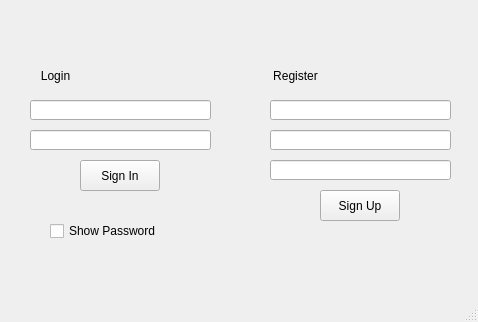
First picture: the form in login.ui, repository FRESH00L/ChatApp, before the edit.
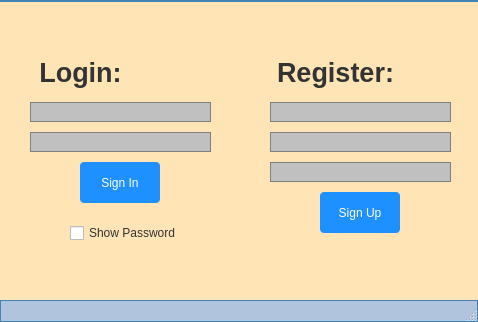
Second picture: the form after the edit.

What changed in the file:
```diff
--- a/login.ui
+++ b/login.ui
@@ -13,6 +13,69 @@
   <property name="windowTitle">
    <string>MainWindow</string>
   </property>
+  <property name="styleSheet">
+   <string notr="true">/* Apply a background color to the central widget */
+QWidget#centralwidget {
+    background-color: #FFE4B5;
+}
+
+/* Style the QLineEdit for username in the Login section */
+QLineEdit#usernameLoginLineEdit,
+QLineEdit#passwordLoginLineEdit,
+QLineEdit#usernameRegisterLineEdit,
+QLineEdit#passwordRegisterLineEdit,
+QLineEdit#checkPasswordLineEdit {
+    background-color: #C0C0C0;
+    border: 1px solid #808080;
+    width: 40%;
+    height: 5%;
+}
+
+/* Style the QPushButton for Sign In in the Login section */
+QPushButton#signInPushButton,
+QPushButton#signUpPushButton {
+    background-color: #1E90FF;
+    color: #ffffff;
+    border: none;
+    padding: 1% 2%;
+    text-align: center;
+    text-decoration: none;
+    display: inline-block;
+    font-size: 2%;
+    cursor: pointer;
+    border-radius: 4px;
+}
+
+/* Style the QLabel for additional information in the Login section */
+QLabel#label,
+QLabel#label_2 {
+    font-weight: bold;
+    color: #333333;
+}
+
+/* Style the QCheckBox for Show Password in the Register section */
+QCheckBox#showPasswordCheckBox {
+    color: #333333;
+}
+
+/* Apply a background color to the central widget */
+QWidget#centralwidget {
+    background-color: #FFE4B5;
+}
+
+/* Style the QMenuBar */
+QMenuBar#menubar {
+    background-color: #B0C4DE;
+    border: 1px solid #4682B4;
+}
+
+/* Style the QStatusBar */
+QStatusBar#statusbar {
+    background-color: #B0C4DE;
+    border: 1px solid #4682B4;
+}
+</string>
+  </property>
   <widget class="QWidget" name="centralwidget">
    <widget class="QLineEdit" name="usernameLoginLineEdit">
     <property name="geometry">
@@ -28,13 +91,20 @@
     <property name="geometry">
      <rect>
       <x>30</x>
-      <y>60</y>
-      <width>51</width>
-      <height>31</height>
+      <y>50</y>
+      <width>101</width>
+      <height>41</height>
      </rect>
     </property>
+    <property name="font">
+     <font>
+      <family>Arial</family>
+      <pointsize>20</pointsize>
+      <bold>true</bold>
+     </font>
+    </property>
     <property name="text">
-     <string>Login</string>
+     <string>Login:</string>
     </property>
     <property name="alignment">
      <set>Qt::AlignCenter</set>
@@ -56,7 +126,7 @@
       <x>80</x>
       <y>160</y>
       <width>80</width>
-      <height>31</height>
+      <height>41</height>
      </rect>
     </property>
     <property name="text">
@@ -67,13 +137,20 @@
     <property name="geometry">
      <rect>
       <x>270</x>
-      <y>60</y>
-      <width>51</width>
-      <height>31</height>
+      <y>50</y>
+      <width>131</width>
+      <height>41</height>
      </rect>
     </property>
+    <property name="font">
+     <font>
+      <family>Arial</family>
+      <pointsize>20</pointsize>
+      <bold>true</bold>
+     </font>
+    </property>
     <property name="text">
-     <string>Register</string>
+     <string>Register:</string>
     </property>
     <property name="alignment">
      <set>Qt::AlignCenter</set>
@@ -115,7 +192,7 @@
       <x>320</x>
       <y>190</y>
       <width>80</width>
-      <height>31</height>
+      <height>41</height>
      </rect>
     </property>
     <property name="text">
@@ -125,7 +202,7 @@
    <widget class="QCheckBox" name="showPasswordCheckBox">
     <property name="geometry">
      <rect>
-      <x>50</x>
+      <x>70</x>
       <y>220</y>
       <width>161</width>
       <height>22</height>
@@ -142,7 +219,7 @@
      <x>0</x>
      <y>0</y>
      <width>478</width>
-     <height>21</height>
+     <height>23</height>
     </rect>
    </property>
   </widget>
```
